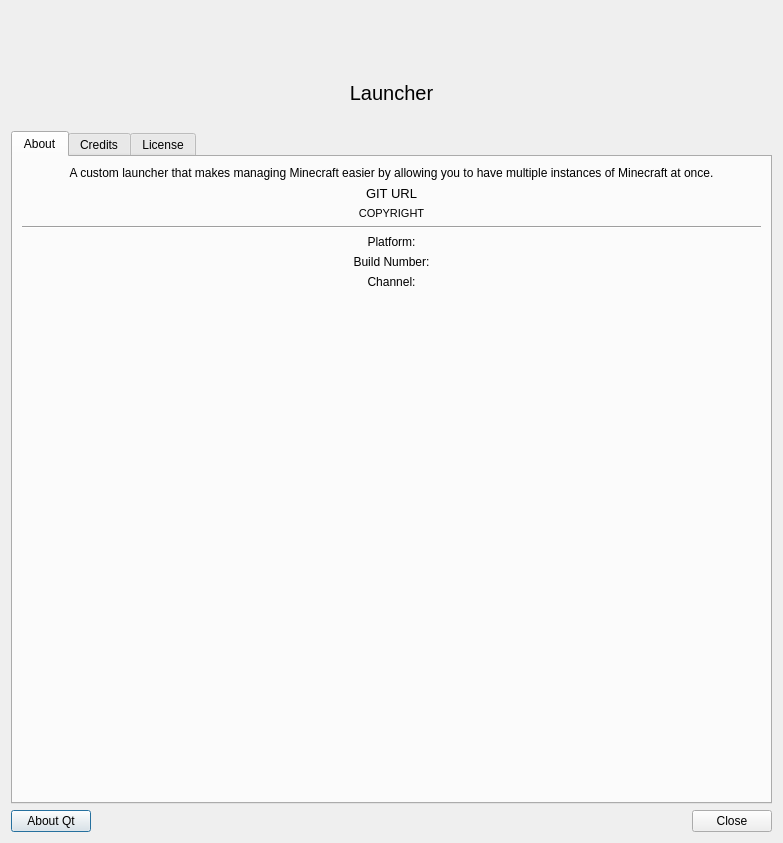
PrismLauncher/PrismLauncher, file launcher/ui/dialogs/AboutDialog.ui: the form before one commit.
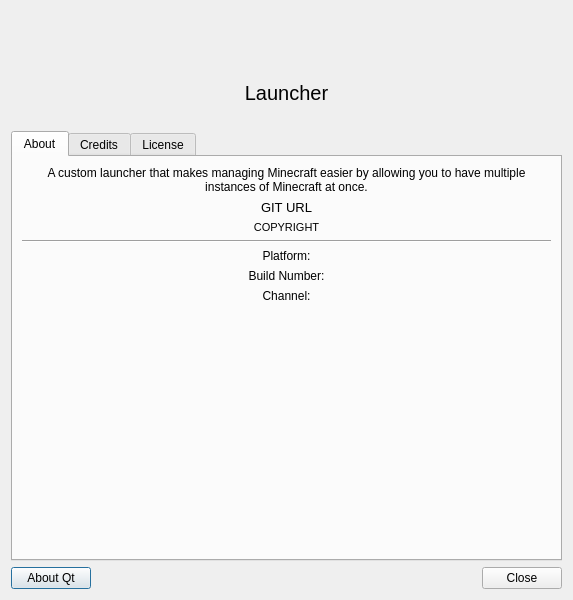
The form after the commit.

Commit message: Merge pull request #1107 from DioEgizio/smaller-about

```diff
--- a/launcher/ui/dialogs/AboutDialog.ui
+++ b/launcher/ui/dialogs/AboutDialog.ui
@@ -6,8 +6,8 @@
    <rect>
     <x>0</x>
     <y>0</y>
-    <width>783</width>
-    <height>843</height>
+    <width>573</width>
+    <height>600</height>
    </rect>
   </property>
   <property name="minimumSize">
```
